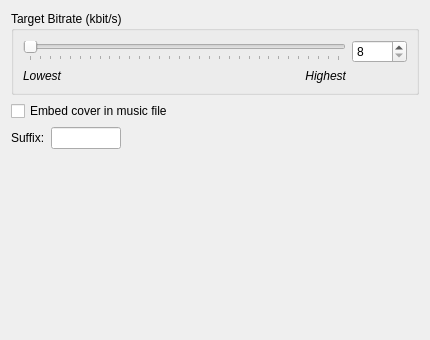
Above: widgets/opusencwidgetUI.ui from janbar/CDDA-Ripper before the change. Below: the same form after it.
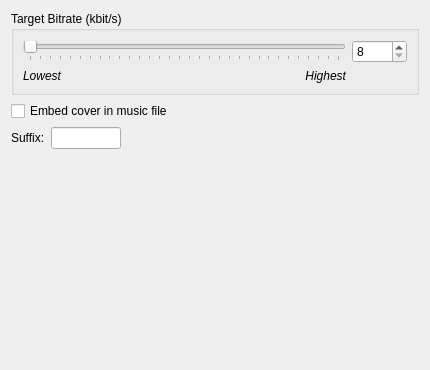
That is the form after the change.

```diff
--- a/widgets/opusencwidgetUI.ui
+++ b/widgets/opusencwidgetUI.ui
@@ -7,13 +7,13 @@
     <x>0</x>
     <y>0</y>
     <width>430</width>
-    <height>340</height>
+    <height>370</height>
    </rect>
   </property>
   <property name="minimumSize">
    <size>
     <width>430</width>
-    <height>300</height>
+    <height>370</height>
    </size>
   </property>
   <layout class="QGridLayout" name="gridLayout_2">
```
Left out of the diff: 14 changed lines with no effect on the pictures.
